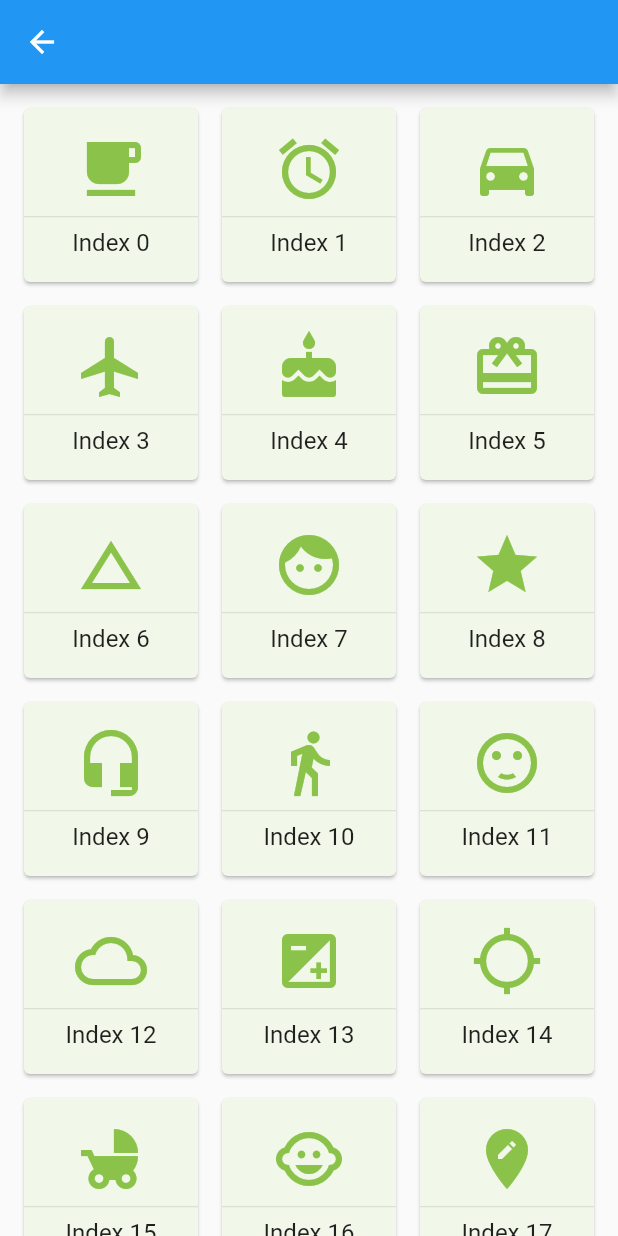
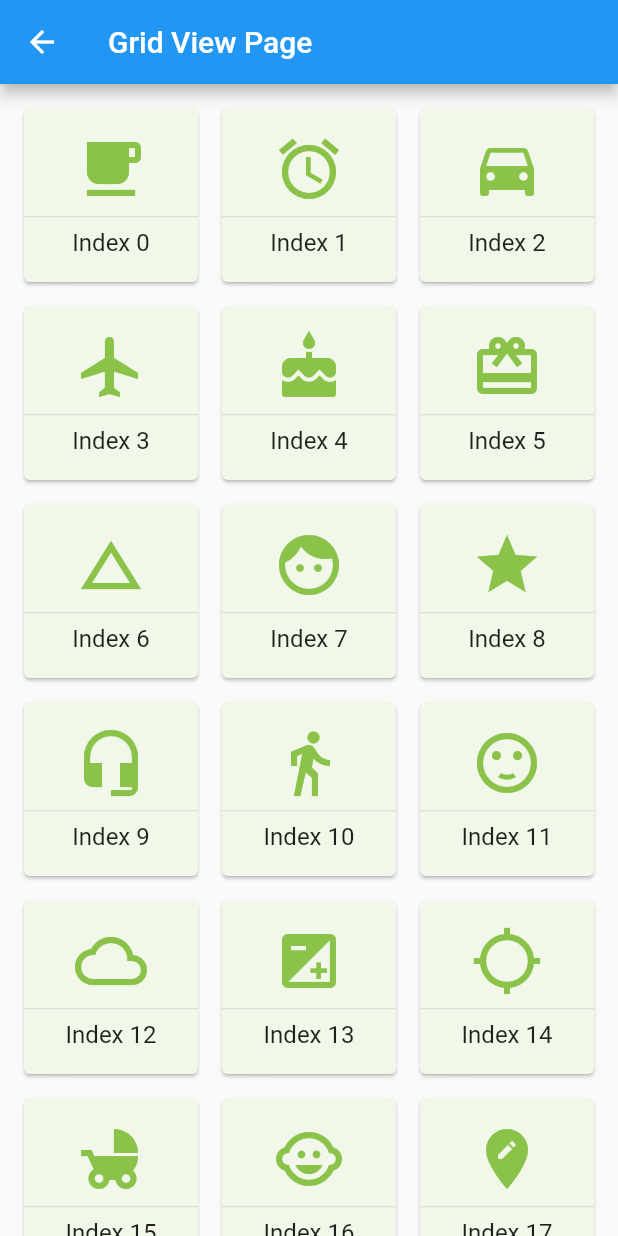
Before and after one commit to ftdevelopper/fluttertest, a Flutter app: the GridViewPage screen opened by its route, on a phone screen of 412 x 824 dp. Run offline on Flutter 3.47's test engine with Material 2 defaults, Android fonts, the phone set to English and light mode, and no system bars.

Commit message:
Update gridview Page

```diff
--- a/lib/pages/gridview.dart
+++ b/lib/pages/gridview.dart
@@ -8,7 +8,7 @@ class GridViewPage extends StatelessWidget {
   Widget build(BuildContext context) {
     return Scaffold(
       appBar: AppBar(
-
+        title: Text('Grid View Page'),
       ),
       body: SafeArea(
         child: const GridViewBuilderWidget(),
```
